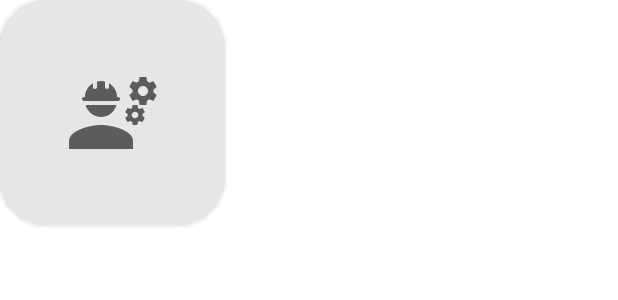
After one commit to s-tc-chou/expense-tracker, an Android app: the layout account_item.xml on its own in the app's theme, with its tools: preview values and no code run, on a phone screen of 412 x 824 dp. The commit adds this screen. Shown: the top 300 px of the screen. Run offline under Robolectric (Android 15) with nearby library versions, the phone set to English and light mode, and no system bars.

Commit message:
AccountFragment layout and base setup

```diff
--- a/app/src/main/java/com/stevechou/myexpensetracker/NavigationDrawerActivity.kt
+++ b/app/src/main/java/com/stevechou/myexpensetracker/NavigationDrawerActivity.kt
@@ -8,8 +8,7 @@ import androidx.appcompat.app.ActionBarDrawerToggle
 import androidx.appcompat.app.AppCompatActivity
 import androidx.appcompat.widget.Toolbar
 import androidx.drawerlayout.widget.DrawerLayout
-import androidx.lifecycle.ViewModelProvider
-import com.stevechou.myexpensetracker.account.AccountsViewModel
+import com.stevechou.myexpensetracker.account.AccountsFragment
 import com.stevechou.myexpensetracker.databinding.NavigationDrawerActivityBinding
 import dagger.hilt.android.AndroidEntryPoint
 
@@ -41,6 +40,9 @@ class NavigationDrawerActivity : AppCompatActivity() {
         )
         drawer.addDrawerListener(toggle)
 
+        supportFragmentManager.beginTransaction()
+            .add(R.id.nav_host_fragment, AccountsFragment())
+            .commit()
 
 //        val viewModel: AccountsViewModel = ViewModelProvider(this).get(AccountsViewModel::class.java)
 
--- /dev/null
+++ b/app/src/main/res/drawable/ic_default_account_src.xml
@@ -0,0 +1,22 @@
+<vector xmlns:android="http://schemas.android.com/apk/res/android"
+    android:width="64dp"
+    android:height="64dp"
+    android:viewportWidth="24"
+    android:viewportHeight="24"
+    android:tint="?attr/colorControlNormal">
+  <path
+      android:fillColor="@android:color/white"
+      android:pathData="M9,15c-2.67,0 -8,1.34 -8,4v2h16v-2C17,16.34 11.67,15 9,15z"/>
+  <path
+      android:fillColor="@android:color/white"
+      android:pathData="M22.1,6.84c0.01,-0.11 0.02,-0.22 0.02,-0.34c0,-0.12 -0.01,-0.23 -0.03,-0.34l0.74,-0.58c0.07,-0.05 0.08,-0.15 0.04,-0.22l-0.7,-1.21c-0.04,-0.08 -0.14,-0.1 -0.21,-0.08L21.1,4.42c-0.18,-0.14 -0.38,-0.25 -0.59,-0.34l-0.13,-0.93C20.36,3.06 20.29,3 20.2,3h-1.4c-0.09,0 -0.16,0.06 -0.17,0.15L18.5,4.08c-0.21,0.09 -0.41,0.21 -0.59,0.34l-0.87,-0.35c-0.08,-0.03 -0.17,0 -0.21,0.08l-0.7,1.21c-0.04,0.08 -0.03,0.17 0.04,0.22l0.74,0.58c-0.02,0.11 -0.03,0.23 -0.03,0.34c0,0.11 0.01,0.23 0.03,0.34l-0.74,0.58c-0.07,0.05 -0.08,0.15 -0.04,0.22l0.7,1.21c0.04,0.08 0.14,0.1 0.21,0.08l0.87,-0.35c0.18,0.14 0.38,0.25 0.59,0.34l0.13,0.93C18.64,9.94 18.71,10 18.8,10h1.4c0.09,0 0.16,-0.06 0.17,-0.15l0.13,-0.93c0.21,-0.09 0.41,-0.21 0.59,-0.34l0.87,0.35c0.08,0.03 0.17,0 0.21,-0.08l0.7,-1.21c0.04,-0.08 0.03,-0.17 -0.04,-0.22L22.1,6.84zM19.5,7.75c-0.69,0 -1.25,-0.56 -1.25,-1.25s0.56,-1.25 1.25,-1.25s1.25,0.56 1.25,1.25S20.19,7.75 19.5,7.75z"/>
+  <path
+      android:fillColor="@android:color/white"
+      android:pathData="M19.92,11.68l-0.5,-0.87c-0.03,-0.06 -0.1,-0.08 -0.15,-0.06l-0.62,0.25c-0.13,-0.1 -0.27,-0.18 -0.42,-0.24l-0.09,-0.66C18.12,10.04 18.06,10 18,10h-1c-0.06,0 -0.11,0.04 -0.12,0.11l-0.09,0.66c-0.15,0.06 -0.29,0.15 -0.42,0.24l-0.62,-0.25c-0.06,-0.02 -0.12,0 -0.15,0.06l-0.5,0.87c-0.03,0.06 -0.02,0.12 0.03,0.16l0.53,0.41c-0.01,0.08 -0.02,0.16 -0.02,0.24c0,0.08 0.01,0.17 0.02,0.24l-0.53,0.41c-0.05,0.04 -0.06,0.11 -0.03,0.16l0.5,0.87c0.03,0.06 0.1,0.08 0.15,0.06l0.62,-0.25c0.13,0.1 0.27,0.18 0.42,0.24l0.09,0.66C16.89,14.96 16.94,15 17,15h1c0.06,0 0.12,-0.04 0.12,-0.11l0.09,-0.66c0.15,-0.06 0.29,-0.15 0.42,-0.24l0.62,0.25c0.06,0.02 0.12,0 0.15,-0.06l0.5,-0.87c0.03,-0.06 0.02,-0.12 -0.03,-0.16l-0.52,-0.41c0.01,-0.08 0.02,-0.16 0.02,-0.24c0,-0.08 -0.01,-0.17 -0.02,-0.24l0.53,-0.41C19.93,11.81 19.94,11.74 19.92,11.68zM17.5,13.33c-0.46,0 -0.83,-0.38 -0.83,-0.83c0,-0.46 0.38,-0.83 0.83,-0.83s0.83,0.38 0.83,0.83C18.33,12.96 17.96,13.33 17.5,13.33z"/>
+  <path
+      android:fillColor="@android:color/white"
+      android:pathData="M4.74,9h8.53c0.27,0 0.49,-0.22 0.49,-0.49V8.49c0,-0.27 -0.22,-0.49 -0.49,-0.49H13c0,-1.48 -0.81,-2.75 -2,-3.45V5.5C11,5.78 10.78,6 10.5,6S10,5.78 10,5.5V4.14C9.68,4.06 9.35,4 9,4S8.32,4.06 8,4.14V5.5C8,5.78 7.78,6 7.5,6S7,5.78 7,5.5V4.55C5.81,5.25 5,6.52 5,8H4.74C4.47,8 4.25,8.22 4.25,8.49v0.03C4.25,8.78 4.47,9 4.74,9z"/>
+  <path
+      android:fillColor="@android:color/white"
+      android:pathData="M9,13c1.86,0 3.41,-1.28 3.86,-3H5.14C5.59,11.72 7.14,13 9,13z"/>
+</vector>
--- /dev/null
+++ b/app/src/main/res/layout/account_item.xml
@@ -0,0 +1,40 @@
+<?xml version="1.0" encoding="utf-8"?>
+<androidx.cardview.widget.CardView xmlns:android="http://schemas.android.com/apk/res/android"
+    xmlns:app="http://schemas.android.com/apk/res-auto"
+    xmlns:tools="http://schemas.android.com/tools"
+    android:id="@+id/add_account_container"
+    android:layout_width="wrap_content"
+    android:layout_height="wrap_content"
+    android:clickable="true"
+    android:elevation="8dp"
+    app:cardBackgroundColor="#E6E6E6"
+    app:cardCornerRadius="32dp"
+    android:orientation="vertical">
+
+    <androidx.constraintlayout.widget.ConstraintLayout
+        android:layout_width="wrap_content"
+        android:layout_height="wrap_content"
+        android:minWidth="150dp"
+        android:minHeight="150dp">
+
+        <ImageView
+            android:id="@+id/add_account_icon"
+            android:layout_width="wrap_content"
+            android:layout_height="wrap_content"
+            android:contentDescription="@string/account_content_src"
+            android:src="@drawable/ic_default_account_src"
+            app:layout_constraintBottom_toBottomOf="parent"
+            app:layout_constraintEnd_toEndOf="parent"
+            app:layout_constraintStart_toStartOf="parent"
+            app:layout_constraintTop_toTopOf="parent" />
+
+        <TextView
+            android:id="@+id/account_name"
+            android:layout_width="wrap_content"
+            android:layout_height="wrap_content"
+            app:layout_constraintEnd_toEndOf="parent"
+            app:layout_constraintStart_toStartOf="parent"
+            app:layout_constraintTop_toBottomOf="@id/add_account_icon"
+            tools:Text="John Doe" />
+    </androidx.constraintlayout.widget.ConstraintLayout>
+</androidx.cardview.widget.CardView>
--- a/app/src/main/res/values/strings.xml
+++ b/app/src/main/res/values/strings.xml
@@ -3,4 +3,8 @@
     <string name="touch_me">Touch me</string>
     <string name="navigation_drawer_open">open drawer</string>
     <string name="navigation_drawer_close">close drawer</string>
+    <string name="add_account_content_src">Add Account</string>
+    <string name="account_content_src">Account</string>
+    <string name="new_user">New User</string>
+
 </resources>
```
Also changed, not shown: app/src/main/java/com/stevechou/myexpensetracker/account/AccountsAdapter.kt (added, +56 -0 lines), app/src/main/java/com/stevechou/myexpensetracker/account/AccountsFragment.kt (+26 -1 lines), app/src/main/res/drawable/ic_add.xml (added, +10 -0 lines), app/src/main/res/layout/fragment_accounts.xml (+17 -6 lines), app/src/main/res/layout/navigation_drawer_activity.xml (+5 -3 lines).
